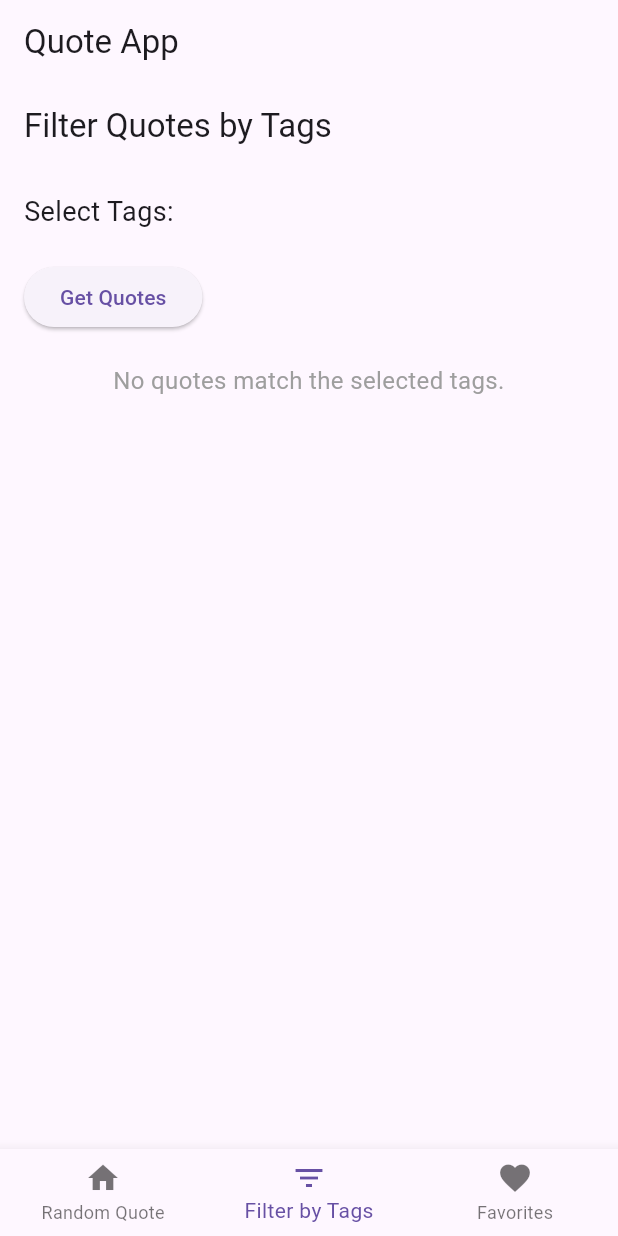
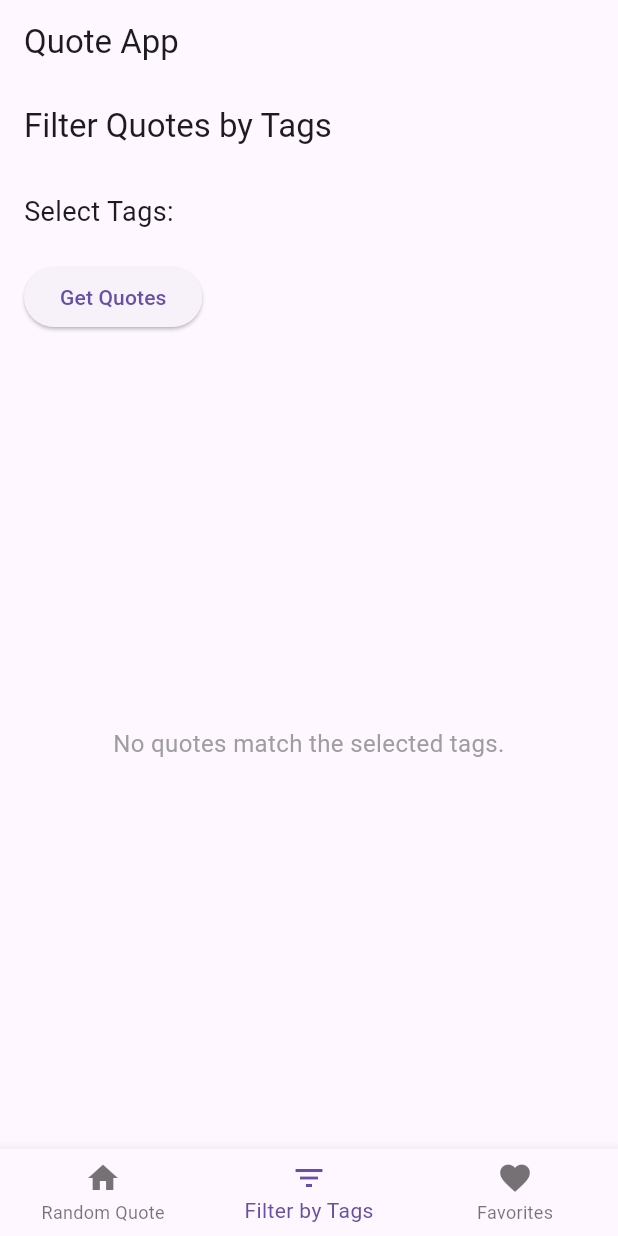
Before and after one commit to harrer-katharina/quote-app, a Flutter app: the screen it shows after launch, item 2 of the bottom bar chosen, after a tap on "Get Quotes", on a phone screen of 412 x 824 dp. Run offline on Flutter 3.47's test engine with Material 3 defaults, Android fonts, the phone set to English and light mode, and no system bars; network calls fail.

Commit message:
fix: scroll layout in filter screen

```diff
--- a/lib/screens/tag_filter_screen.dart
+++ b/lib/screens/tag_filter_screen.dart
@@ -36,6 +36,8 @@ class _TagFilterScreenState extends State<TagFilterScreen> {
         setState(() {
           _filteredQuotes = quotes.isNotEmpty ? quotes : [];
         });
+        print('Selected tags: $_selectedTags');
+        print('Selected quote: $quotes');
       } catch (e) {
         print('Failed to load quotes by tags');
         setState(() {
@@ -57,7 +59,6 @@ class _TagFilterScreenState extends State<TagFilterScreen> {
       ),
       body: Padding(
         padding: const EdgeInsets.all(16.0),
-        child: SingleChildScrollView(
           child: Column(
             crossAxisAlignment: CrossAxisAlignment.start,
             children: [
@@ -87,7 +88,8 @@ class _TagFilterScreenState extends State<TagFilterScreen> {
                 child: const Text('Get Quotes'),
               ),
               const SizedBox(height: 20),
-              _filteredQuotes.isEmpty
+              Expanded(
+              child: _filteredQuotes.isEmpty
                   ? const Center(
                       child: Text(
                         'No quotes match the selected tags.',
@@ -96,7 +98,6 @@ class _TagFilterScreenState extends State<TagFilterScreen> {
                       ),
                     )
                   : ListView.builder(
-                      shrinkWrap: true,
                       physics: const NeverScrollableScrollPhysics(),
                       itemCount: _filteredQuotes.length,
                       itemBuilder: (context, index) {
@@ -107,9 +108,9 @@ class _TagFilterScreenState extends State<TagFilterScreen> {
                         );
                       },
                     ),
+              ),
             ],
           ),
-        ),
       ),
     );
   }
```
